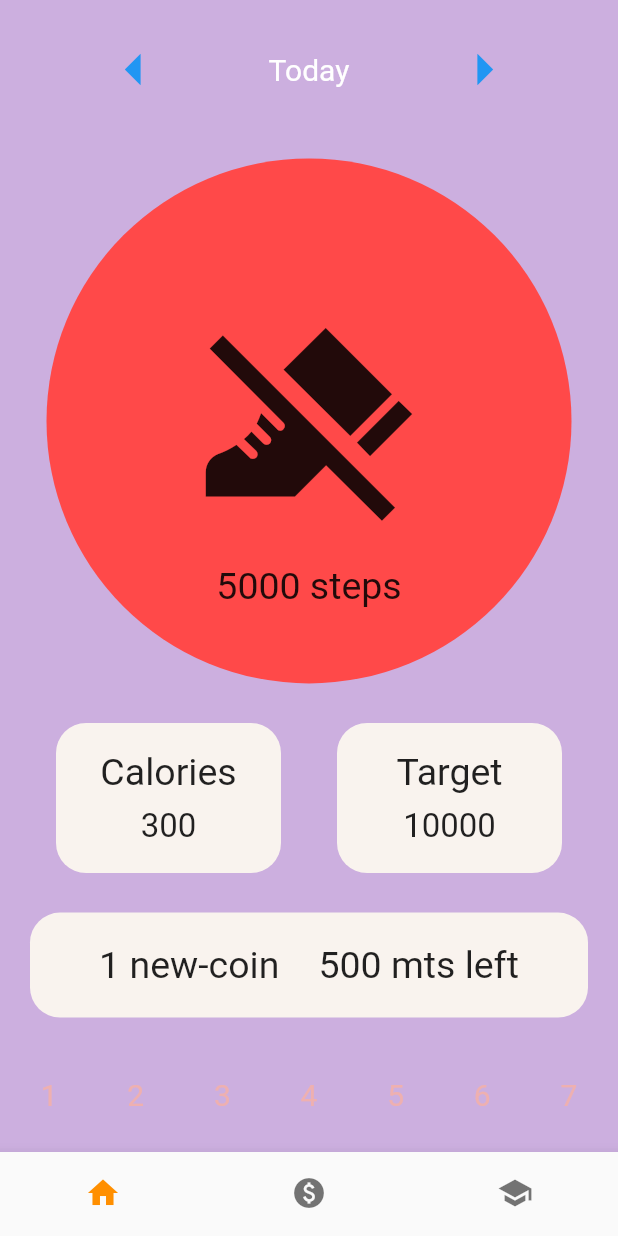
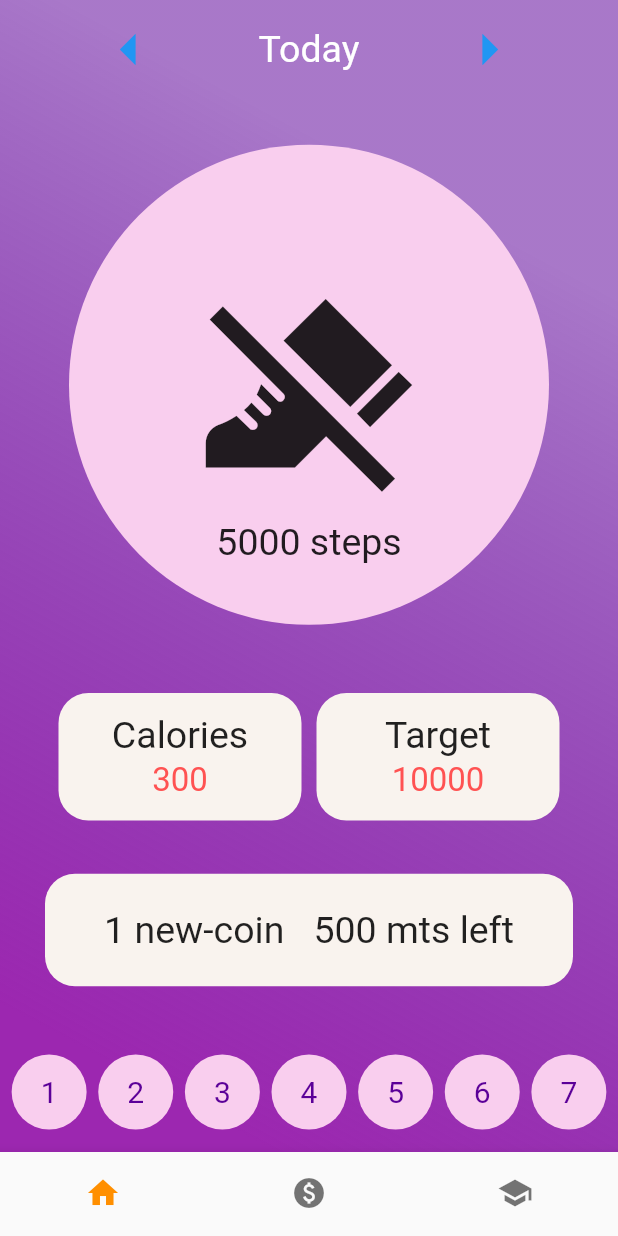
Before and after one commit to airsagnikonair/Titanfit, a Flutter app: the screen it shows after launch, on a phone screen of 412 x 824 dp. Run offline on Flutter 3.47's test engine with Material 2 defaults, Android fonts, the phone set to English and light mode, and no system bars.

Commit message:
both pages done

```diff
--- a/lib/main.dart
+++ b/lib/main.dart
@@ -2,6 +2,7 @@
 
 import 'package:flutter/material.dart';
 import 'package:titanfit/screens/StepCountPage.dart';
+import 'package:titanfit/screens/NeuCoinsSummaryScreen.dart';
 
 void main() {
   runApp(const MyApp());
@@ -16,6 +17,10 @@ class MyApp extends StatelessWidget {
       title: 'Flutter Demo',
       theme: ThemeData(
         primarySwatch: Colors.blue,
+        scaffoldBackgroundColor: Color(0x505b0098),
+        textTheme: TextTheme(
+          bodyText2: TextStyle(color: Colors.white),
+        ),
       ),
       home: StepCountPage(),
     );
--- a/lib/screens/StepCountPage.dart
+++ b/lib/screens/StepCountPage.dart
@@ -17,9 +17,18 @@ class StepCountPage extends StatelessWidget {
     return SafeArea(
       child: Scaffold(
         backgroundColor: Color(0x505b0098),
-          body: Center(
+        body: Container(
+          decoration: BoxDecoration(
+            gradient: const LinearGradient(
+              colors: [Colors.purple, Color(0x505b0098)],
+              begin: Alignment.bottomLeft,
+              end: Alignment.topRight,
+              stops: [0.1, 0.8],
+              tileMode: TileMode.repeated,
+            ),
+          ),
           child: Column(
-              mainAxisAlignment: MainAxisAlignment.spaceAround,
+            mainAxisAlignment: MainAxisAlignment.spaceBetween,
             children: [
               Row(
                 mainAxisAlignment: MainAxisAlignment.spaceEvenly,
@@ -34,7 +43,7 @@ class StepCountPage extends StatelessWidget {
                   Container(
                     child: Text(
                       "Today",
-                        style: TextStyle(fontSize: 20, color: Colors.white),
+                      style: TextStyle(fontSize: 25, color: Colors.white),
                     ),
                   ),
                   TextButton(
@@ -47,12 +56,13 @@ class StepCountPage extends StatelessWidget {
                 ],
               ),
               Container(
+                margin: EdgeInsets.only(bottom: 15),
                 alignment: Alignment.center,
-                  height: 350,
-                  width: 350,
+                height: 320,
+                width: 320,
                 decoration: BoxDecoration(
-                    color: Color(0xFFFF4949),
-                    borderRadius: BorderRadius.circular(350),
+                  color: Color(0xFFF9CEEE), //Color(0xFFFF4949),
+                  borderRadius: BorderRadius.circular(320),
                 ),
                 child: Padding(
                   padding: EdgeInsets.only(bottom: 30, top: 80),
@@ -65,19 +75,20 @@ class StepCountPage extends StatelessWidget {
                       ),
                       Text(
                         "5000 steps",
-                          style: TextStyle(fontSize: 25),
+                        style: TextStyle(fontSize: 25, color: Colors.black87),
                       ),
                     ],
                   ),
                 ),
               ),
               Row(
-                  mainAxisAlignment: MainAxisAlignment.spaceEvenly,
+                mainAxisAlignment: MainAxisAlignment.center,
                 children: [
-                    WalkParameter(
-                        parameterText: "Calories", parameterValue: 300),
-                    WalkParameter(
-                        parameterText: "Target", parameterValue: 10000)
+                  WalkParameter(parameterText: "Calories", parameterValue: 300),
+                  SizedBox(
+                    width: 10,
+                  ),
+                  WalkParameter(parameterText: "Target", parameterValue: 10000)
                 ],
               ),
               NewCoinCounter(),
@@ -85,7 +96,8 @@ class StepCountPage extends StatelessWidget {
             ],
           ),
         ),
-          bottomNavigationBar: BottomNavigation()),
+        bottomNavigationBar: BottomNavigation(),
+      ),
     );
   }
 }
--- a/lib/widgets/NeuCoinCounter.dart
+++ b/lib/widgets/NeuCoinCounter.dart
@@ -10,24 +10,24 @@ class NewCoinCounter extends StatelessWidget {
   @override
   Widget build(BuildContext context) {
     return Padding(
-      padding: EdgeInsets.symmetric(horizontal: 20),
+      padding: EdgeInsets.only(left: 30, right: 30, top: 5),
       child: Container(
         padding: EdgeInsets.symmetric(horizontal: 20, vertical: 10),
         decoration: BoxDecoration(
           borderRadius: BorderRadius.circular(20),
           color: Color(0xFFF9F3EE),
         ),
-        height: 70,
+        height: 75,
         child: Row(
           mainAxisAlignment: MainAxisAlignment.spaceEvenly,
           children: [
             Text(
               "1 new-coin",
-              style: TextStyle(fontSize: 25),
+              style: TextStyle(fontSize: 25, color: Colors.black87),
             ),
             Text(
               "500 mts left",
-              style: TextStyle(fontSize: 25),
+              style: TextStyle(fontSize: 25, color: Colors.black87),
             )
           ],
         ),
--- a/lib/widgets/WalkParameter.dart
+++ b/lib/widgets/WalkParameter.dart
@@ -17,18 +17,18 @@ class WalkParameter extends StatelessWidget {
         borderRadius: BorderRadius.circular(20),
         color: Color(0xFFF9F3EE),
       ),
-      height: 100,
-      width: 150,
+      height: 85,
+      width: 162,
       child: Column(
         mainAxisAlignment: MainAxisAlignment.spaceEvenly,
         children: [
           Text(
             parameterText,
-            style: TextStyle(fontSize: 25),
+            style: TextStyle(fontSize: 25, color: Colors.black87),
           ),
           Text(
             parameterValue.toString(),
-            style: TextStyle(fontSize: 22),
+            style: TextStyle(fontSize: 22, color: Colors.redAccent),
           ),
         ],
       ),
--- a/lib/widgets/WeekDays.dart
+++ b/lib/widgets/WeekDays.dart
@@ -1,3 +1,5 @@
+// ignore_for_file: prefer_const_constructors
+
 import 'package:flutter/material.dart';
 import 'WeekDaysSmallDisplay.dart';
 
@@ -6,7 +8,9 @@ class WeekDays extends StatelessWidget {
 
   @override
   Widget build(BuildContext context) {
-    return Row(
+    return Padding(
+      padding: EdgeInsets.only(top: 15, bottom: 15),
+      child: Row(
         mainAxisAlignment: MainAxisAlignment.spaceEvenly,
         children: [
           WeekDaysSmallDisplay(disp: "1"),
@@ -17,6 +21,7 @@ class WeekDays extends StatelessWidget {
           WeekDaysSmallDisplay(disp: "6"),
           WeekDaysSmallDisplay(disp: "7")
         ],
+      ),
     );
   }
 }
--- a/lib/widgets/WeekDaysSmallDisplay.dart
+++ b/lib/widgets/WeekDaysSmallDisplay.dart
@@ -12,9 +12,11 @@ class WeekDaysSmallDisplay extends StatelessWidget {
       alignment: Alignment.center,
       height: 50,
       width: 50,
+      decoration: BoxDecoration(
+          borderRadius: BorderRadius.circular(50), color: Color(0xFFF9CEEE)),
       child: Text(
         disp,
-        style: TextStyle(color: Color(0xFFEEB0B0), fontSize: 20),
+        style: TextStyle(color: Color(0xFF5b0098), fontSize: 20),
       ),
     );
   }
```
Also changed, not shown: lib/screens/NeuCoinsSummaryScreen.dart (added, +66 -0 lines), lib/widgets/NueCoinTotalTodayCount.dart (added, +53 -0 lines), lib/widgets/WeeklyEarnedCoins.dart (added, +64 -0 lines). Lines whose indentation alone changed are shown as unchanged.
